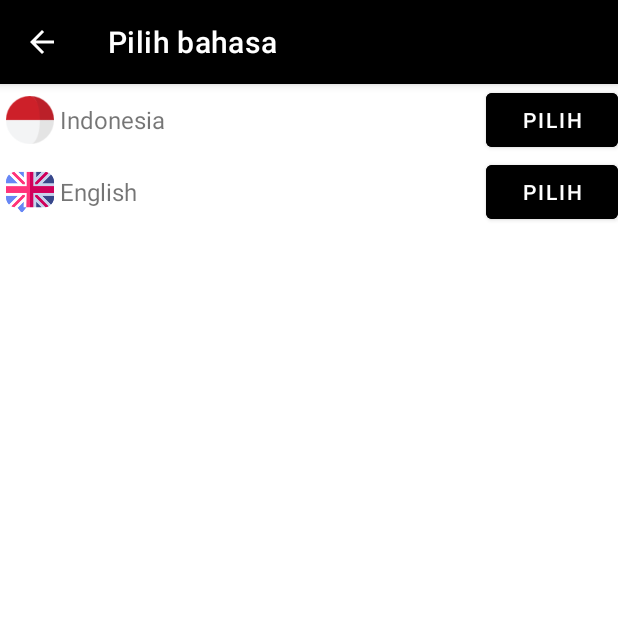
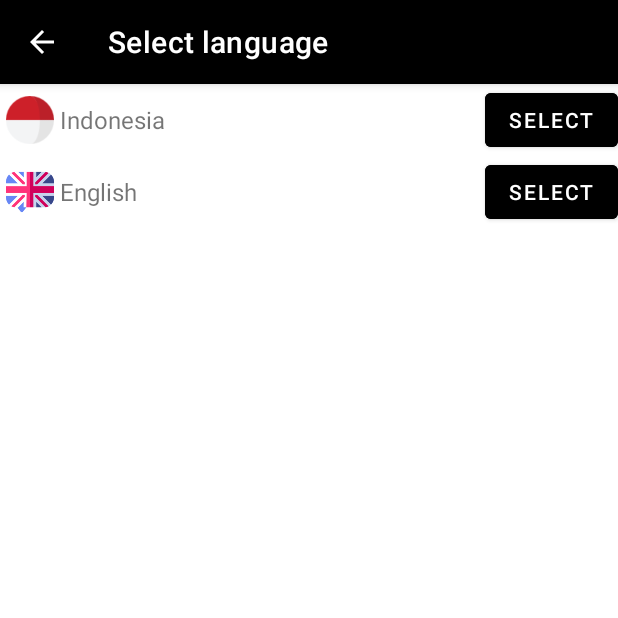
Before and after one commit to gustumaulanaf/UAS-20.22.2415-GUSTU, an Android app: the LanguageActivity screen opened directly, with no data from a screen before it, on a phone screen of 412 x 824 dp, the top half of it. Run offline under Robolectric (Android 15) with nearby library versions, the phone set to English and light mode, and no system bars.

Commit message:
fix kosakata

```diff
--- a/app/src/main/AndroidManifest.xml
+++ b/app/src/main/AndroidManifest.xml
@@ -13,8 +13,7 @@
         android:supportsRtl="true"
         android:theme="@style/Theme.Github"
         android:usesCleartextTraffic="true">
-        <activity android:name=".LanguageActivity"
-            android:label="@string/choose_lang"
+        <activity android:name=".ui.LanguageActivity"
             android:parentActivityName=".ui.MainActivity"></activity>
         <activity
             android:name=".ui.DetailActivity"
--- a/app/src/main/java/com/gustu/github/LanguageActivity.kt
+++ b/app/src/main/java/com/gustu/github/ui/LanguageActivity.kt
@@ -1,10 +1,11 @@
-package com.gustu.github
+package com.gustu.github.ui
 
 import android.content.Intent
 import android.content.res.Configuration
 import android.os.Bundle
 import androidx.appcompat.app.AppCompatActivity
-import com.gustu.github.ui.MainActivity
+import androidx.core.content.ContextCompat
+import com.gustu.github.R
 import com.gustu.github.utils.SharedPrefUtil
 import kotlinx.android.synthetic.main.activity_language.*
 import java.util.*
@@ -30,6 +31,7 @@ class LanguageActivity : AppCompatActivity() {
                 baseContext.resources.displayMetrics
             )
         }
+        setTitle(resources.getString(R.string.choose_lang))
         setContentView(R.layout.activity_language)
         btPilihIndonesia.setOnClickListener {
             SharedPrefUtil.saveBoolean("isIndonesia", true)
--- a/app/src/main/java/com/gustu/github/ui/MainActivity.kt
+++ b/app/src/main/java/com/gustu/github/ui/MainActivity.kt
@@ -10,7 +10,6 @@ import androidx.appcompat.app.AppCompatActivity
 import androidx.appcompat.widget.SearchView
 import androidx.core.content.ContextCompat
 import androidx.recyclerview.widget.LinearLayoutManager
-import com.gustu.github.LanguageActivity
 import com.gustu.github.R
 import com.gustu.github.data.model.SearchResponse
 import com.gustu.github.data.repo.GithubImp
--- a/app/src/main/res/layout/activity_language.xml
+++ b/app/src/main/res/layout/activity_language.xml
@@ -5,7 +5,7 @@
     android:layout_width="match_parent"
     android:layout_height="match_parent"
     android:orientation="vertical"
-    tools:context=".LanguageActivity">
+    tools:context=".ui.LanguageActivity">
     <LinearLayout
         android:id="@+id/layoutIndonesia"
         android:orientation="horizontal"
--- a/app/src/main/res/values/strings.xml
+++ b/app/src/main/res/values/strings.xml
@@ -5,6 +5,6 @@
     <string name="followers">Followers</string>
     <string name="following">Following</string>
     <string name="hint">Type here</string>
-    <string name="pilih">Pilih</string>
-    <string name="choose_lang">Pilih bahasa</string>
+    <string name="pilih">Select</string>
+    <string name="choose_lang">Select language</string>
 </resources>
```
Also changed, not shown: 1 other file.
